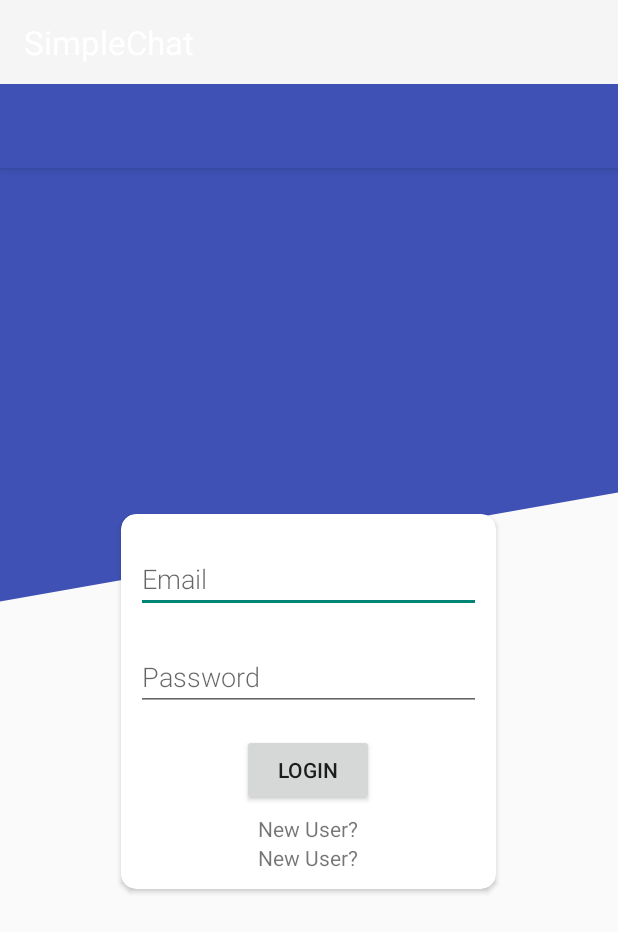
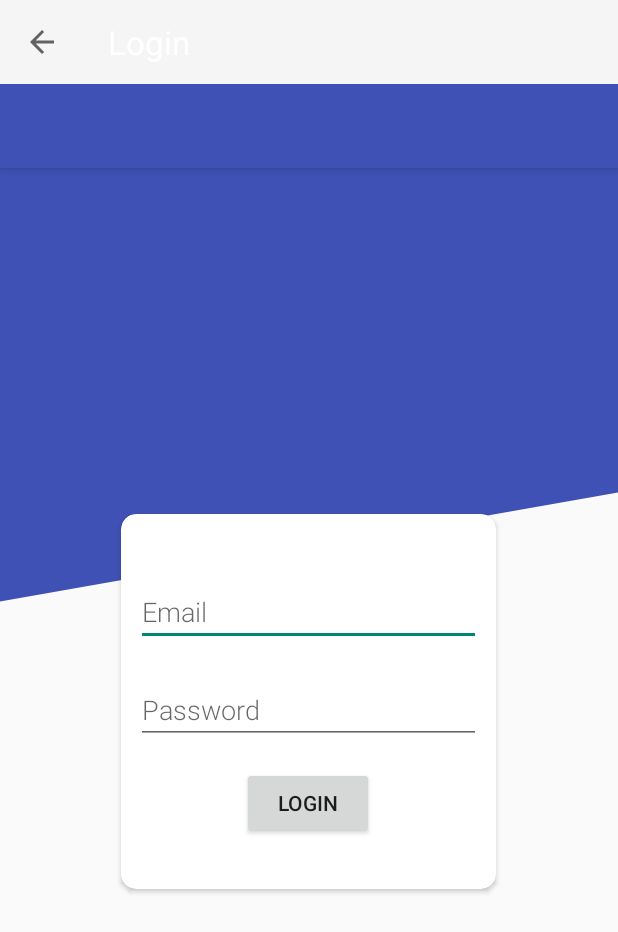
Before and after one commit to AlvinaC/SimpleChat, an Android app: the screen it shows after launch (LoginActivity), on a phone screen of 412 x 824 dp. Shown: the top 932 px of the screen. Run offline under Robolectric (Android 15) with nearby library versions, the phone set to English and light mode, and no system bars; our stand-ins replace Dagger/Hilt's generated code, Firebase (no records; nobody signed in at launch, a user with empty details on screens opened directly), RxJava, data binding; 2 statements that could not run were skipped.

Commit message:
Work in progress

```diff
--- a/app/src/main/java/com/android/simplechat/di/component/AppComponent.java
+++ b/app/src/main/java/com/android/simplechat/di/component/AppComponent.java
@@ -27,10 +27,11 @@ import javax.inject.Singleton;
 import dagger.BindsInstance;
 import dagger.Component;
 import dagger.android.AndroidInjectionModule;
+import dagger.android.support.AndroidSupportInjectionModule;
 
 
 @Singleton
-@Component(modules = {AndroidInjectionModule.class, AppModule.class, LoginActivityModule.class})
+@Component(modules = {AndroidSupportInjectionModule.class, AppModule.class, LoginActivityModule.class})
 public interface AppComponent {
 
     @Component.Builder
--- /dev/null
+++ b/app/src/main/java/com/android/simplechat/utils/SnackbarMessage.java
@@ -0,0 +1,52 @@
+/*
+ *  Copyright 2017 Google Inc.
+ *
+ *  Licensed under the Apache License, Version 2.0 (the "License");
+ *  you may not use this file except in compliance with the License.
+ *  You may obtain a copy of the License at
+ *
+ *      http://www.apache.org/licenses/LICENSE-2.0
+ *
+ *  Unless required by applicable law or agreed to in writing, software
+ *  distributed under the License is distributed on an "AS IS" BASIS,
+ *  WITHOUT WARRANTIES OR CONDITIONS OF ANY KIND, either express or implied.
+ *  See the License for the specific language governing permissions and
+ *  limitations under the License.
+ */
+
+package com.android.simplechat.utils;
+
+import android.arch.lifecycle.LifecycleOwner;
+import android.arch.lifecycle.Observer;
+import android.support.annotation.Nullable;
+import android.support.annotation.StringRes;
+
+/**
+ * A SingleLiveEvent used for Snackbar messages. Like a {@link SingleLiveEvent} but also prevents
+ * null messages and uses a custom observer.
+ * <p>
+ * Note that only one observer is going to be notified of changes.
+ */
+public class SnackbarMessage extends SingleLiveEvent<Integer> {
+
+    public void observe(LifecycleOwner owner, final SnackbarObserver observer) {
+        super.observe(owner, new Observer<Integer>() {
+            @Override
+            public void onChanged(@Nullable Integer t) {
+                if (t == null) {
+                    return;
+                }
+                observer.onNewMessage(t);
+            }
+        });
+    }
+
+    public interface SnackbarObserver {
+        /**
+         * Called when there is a new message to be shown.
+         * @param snackbarMessageResourceId The new message, non-null.
+         */
+        void onNewMessage(@StringRes int snackbarMessageResourceId);
+    }
+
+}
--- a/app/src/main/java/com/android/simplechat/view/activites/LoginActivity.java
+++ b/app/src/main/java/com/android/simplechat/view/activites/LoginActivity.java
@@ -2,8 +2,10 @@ package com.android.simplechat.view.activites;
 
 import android.content.Context;
 import android.content.Intent;
+import android.support.v7.app.ActionBar;
 import android.support.v7.app.AppCompatActivity;
 import android.os.Bundle;
+import android.support.v7.widget.Toolbar;
 
 import com.android.simplechat.BR;
 import com.android.simplechat.R;
@@ -38,6 +40,7 @@ public class LoginActivity extends BaseActivity<ActivityLoginBinding, LoginViewM
     protected void onCreate(Bundle savedInstanceState) {
         super.onCreate(savedInstanceState);
         mActivityLoginBinding = getViewDataBinding();
+        setUpActionBar();
 
         if (savedInstanceState == null) {
             LoginFragment fragment = new LoginFragment();
@@ -45,5 +48,16 @@ public class LoginActivity extends BaseActivity<ActivityLoginBinding, LoginViewM
             getSupportFragmentManager().beginTransaction()
                     .add(R.id.fragment_container, fragment, LoginFragment.TAG).commit();
         }
+
+
+    }
+
+    private void setUpActionBar() {
+        Toolbar toolbar = findViewById(R.id.toolbar);
+        setSupportActionBar(toolbar);
+        ActionBar actionBar = getSupportActionBar();
+        actionBar.setDisplayHomeAsUpEnabled(true);
+        actionBar.setDisplayShowHomeEnabled(true);
+        actionBar.setTitle(R.string.login);
     }
 }
--- a/app/src/main/java/com/android/simplechat/view/fragments/LoginFragment.java
+++ b/app/src/main/java/com/android/simplechat/view/fragments/LoginFragment.java
@@ -5,14 +5,16 @@ import android.arch.lifecycle.ViewModelProviders;
 import android.os.Bundle;
 import android.support.annotation.NonNull;
 import android.support.annotation.Nullable;
+import android.support.annotation.StringRes;
 import android.support.v4.app.Fragment;
 import android.view.View;
-import android.widget.Toast;
+import android.widget.TextView;
 
 import com.android.simplechat.BR;
 import com.android.simplechat.R;
 import com.android.simplechat.databinding.FragmentLoginBinding;
-import com.android.simplechat.utils.AppConstants;
+import com.android.simplechat.utils.SnackbarMessage;
+import com.android.simplechat.utils.SnackbarUtils;
 import com.android.simplechat.viewmodel.LoginViewModel;
 
 import javax.inject.Inject;
@@ -51,23 +53,47 @@ public class LoginFragment extends BaseFragment<FragmentLoginBinding, LoginViewM
     }
 
     @Override
+    public void onActivityCreated(Bundle savedInstanceState) {
+        super.onActivityCreated(savedInstanceState);
+        setUpLogin();
+        setupSnackbar();
+    }
+
+    private void setUpLogin() {
+        TextView txt_register = getActivity().findViewById(R.id.txt_register);
+        txt_register.setOnClickListener(new View.OnClickListener() {
+            @Override
+            public void onClick(View v) {
+                String email = mFragmentLoginBinding.etEmail.getText().toString();
+                String password = mFragmentLoginBinding.etPassword.getText().toString();
+                if (mLoginViewModel.isEmailAndPasswordValid(email, password)) {
+                    hideKeyboard();
+                    mLoginViewModel.performLoginOrAccountCreation(email, password);
+                } else {
+                    mLoginViewModel.setSnackbarMessage(R.string.message_login_8);
+                }
+            }
+        });
+    }
+
+    @Override
     public void onViewCreated(@NonNull View view, @Nullable Bundle savedInstanceState) {
         super.onViewCreated(view, savedInstanceState);
         mFragmentLoginBinding = getViewDataBinding();
-        String email = mFragmentLoginBinding.etEmail.getText().toString();
-        String password = mFragmentLoginBinding.etPassword.getText().toString();
-        if (mLoginViewModel.isEmailAndPasswordValid(email, password)) {
-            hideKeyboard();
-            mLoginViewModel.signIn(email, password);
-        } else {
-            Toast.makeText(getBaseActivity(), "", Toast.LENGTH_SHORT).show();
-        }
+
+    }
+
+    private void setupSnackbar() {
+        mLoginViewModel.getSnackbarMessage().observe(this, new SnackbarMessage.SnackbarObserver() {
+            @Override
+            public void onNewMessage(@StringRes int snackbarMessageResourceId) {
+                SnackbarUtils.showSnackbar(getView(), getString(snackbarMessageResourceId));
+            }
+        });
     }
 
     @Override
     public AndroidInjector<Fragment> supportFragmentInjector() {
         return fragmentDispatchingAndroidInjector;
     }
-
-
 }
--- a/app/src/main/java/com/android/simplechat/viewmodel/LoginViewModel.java
+++ b/app/src/main/java/com/android/simplechat/viewmodel/LoginViewModel.java
@@ -1,31 +1,29 @@
 package com.android.simplechat.viewmodel;
 
-import android.arch.lifecycle.LiveData;
 import android.arch.lifecycle.MutableLiveData;
 import android.support.annotation.NonNull;
 import android.text.TextUtils;
 
+import com.android.simplechat.R;
+import com.android.simplechat.rx.SchedulerProvider;
 import com.android.simplechat.utils.CommonUtils;
-import com.android.simplechat.rx.SchedulerProvider;
-import com.android.simplechat.utils.SingleLiveEvent;
+import com.android.simplechat.utils.SnackbarMessage;
 import com.google.android.gms.tasks.OnCompleteListener;
 import com.google.android.gms.tasks.Task;
 import com.google.firebase.auth.AuthResult;
 import com.google.firebase.auth.FirebaseAuth;
 import com.google.firebase.auth.FirebaseUser;
+import com.google.firebase.auth.ProviderQueryResult;
+
+//http://www.zoftino.com/android-firebase-email-password-authentication
 
 public class LoginViewModel extends BaseViewModel {
-
-    private String email;
-    private String password;
 
     private MutableLiveData<Boolean> userCreated = new MutableLiveData<>();
 
     private MutableLiveData<Boolean> userSignedIn = new MutableLiveData<>();
 
-    private final SingleLiveEvent<Void> mLoginCommand = new SingleLiveEvent<>();
-
-    private final SingleLiveEvent<Void> mRegisterCommand = new SingleLiveEvent<>();
+    private final SnackbarMessage mSnackbarText = new SnackbarMessage();
 
     public LoginViewModel(SchedulerProvider schedulerProvider) {
         super(schedulerProvider);
@@ -45,34 +43,31 @@ public class LoginViewModel extends BaseViewModel {
         return true;
     }
 
-    public void onClick() {
-    }
-
     private void createAccount(String email, String password) {
         FirebaseAuth.getInstance().createUserWithEmailAndPassword(email, password)
                 .addOnCompleteListener(new OnCompleteListener<AuthResult>() {
                     @Override
                     public void onComplete(@NonNull Task<AuthResult> task) {
                         if (task.isSuccessful()) {
-                            userCreated.setValue(true);
+                            sendEmailVerification();
+                            setSnackbarMessage(R.string.message_login_1);
                         } else {
-                            userCreated.setValue(false);
+                            setSnackbarMessage(R.string.message_login_2);
                         }
                     }
                 });
     }
 
     private void sendEmailVerification() {
-
         final FirebaseUser user = FirebaseAuth.getInstance().getCurrentUser();
         user.sendEmailVerification()
                 .addOnCompleteListener(new OnCompleteListener<Void>() {
                     @Override
                     public void onComplete(@NonNull Task<Void> task) {
                         if (task.isSuccessful()) {
-
+                            setSnackbarMessage(R.string.message_login_3);
                         } else {
-
+                            setSnackbarMessage(R.string.message_login_4);
                         }
                     }
                 });
@@ -85,9 +80,44 @@ public class LoginViewModel extends BaseViewModel {
                     @Override
                     public void onComplete(@NonNull Task<AuthResult> task) {
                         if (task.isSuccessful()) {
-                            userSignedIn.setValue(true);
+                            if (checkIfEmailVerified()) {
+                                setSnackbarMessage(R.string.message_login_5);
+                            } else {
+                                setSnackbarMessage(R.string.message_login_6);
+                            }
                         } else {
-                            userSignedIn.setValue(false);
+                            setSnackbarMessage(R.string.message_login_7);
+                        }
+                    }
+                });
+    }
+
+    private boolean checkIfEmailVerified() {
+        FirebaseUser user = FirebaseAuth.getInstance().getCurrentUser();
+
+        if (user.isEmailVerified()) {
+            return true;
+        } else {
+            signOut();
+            return false;
+        }
+    }
+
+    public void performLoginOrAccountCreation(final String email, final String password) {
+        FirebaseAuth.getInstance().fetchProvidersForEmail(email).addOnCompleteListener(
+                new OnCompleteListener<ProviderQueryResult>() {
+                    @Override
+                    public void onComplete(@NonNull Task<ProviderQueryResult> task) {
+                        if (task.isSuccessful()) {
+                            ProviderQueryResult result = task.getResult();
+                            if (result != null && result.getProviders() != null
+                                    && result.getProviders().size() > 0) {
+                                signIn(email, password);
+                            } else {
+                                createAccount(email, password);
+                            }
+                        } else {
+                            setSnackbarMessage(R.string.message_login_9);
                         }
                     }
                 });
@@ -97,11 +127,12 @@ public class LoginViewModel extends BaseViewModel {
         FirebaseAuth.getInstance().signOut();
     }
 
-    public SingleLiveEvent<Void> getLoginCommand() {
-        return mLoginCommand;
+    public SnackbarMessage getSnackbarMessage() {
+        return mSnackbarText;
     }
 
-    public SingleLiveEvent<Void> getmRegisterCommand() {
-        return mRegisterCommand;
+    public void setSnackbarMessage(int message) {
+        mSnackbarText.setValue(message);
     }
+
 }
--- a/app/src/main/res/layout/fragment_login.xml
+++ b/app/src/main/res/layout/fragment_login.xml
@@ -49,23 +49,12 @@
                     android:hint="@string/hint_password" />
 
                 <Button
+                    android:id="@+id/btn_login"
                     android:layout_width="wrap_content"
                     android:layout_height="wrap_content"
                     android:layout_marginTop="5dp"
                     android:text="@string/login" />
 
-                <TextView
-                    android:layout_width="wrap_content"
-                    android:layout_height="wrap_content"
-                    android:layout_marginTop="5dp"
-                    android:text="@string/register" />
-                    android:onClick="@{(viewModel) -> viewModel.onClick()}"
-                    android:text="@string/login" />
-
-                <TextView
-                    android:layout_width="wrap_content"
-                    android:layout_height="wrap_content"
-                    android:text="@string/register" />
             </LinearLayout>
 
         </android.support.v7.widget.CardView>
--- a/app/src/main/res/values/strings.xml
+++ b/app/src/main/res/values/strings.xml
@@ -4,4 +4,16 @@
     <string name="hint_password">Password</string>
     <string name="login">Login</string>
     <string name="register">New User?</string>
+
+    <!--snackbar message-->
+    <string name="message_login_1">Account created</string>
+    <string name="message_login_2">Account creation not successful</string>
+    <string name="message_login_3">Email sent for verification</string>
+    <string name="message_login_4">Email sending failed</string>
+    <string name="message_login_5">Log in successful</string>
+    <string name="message_login_6">Please verify your email</string>
+    <string name="message_login_7">Log in not successful</string>
+    <string name="message_login_8">Enter valid credentials</string>
+    <string name="message_login_9">There is a problem, please try again later</string>
+
 </resources>
```
Also changed, not shown: app/src/main/java/com/android/simplechat/MvvmApp.java (+12 -4 lines), app/src/main/java/com/android/simplechat/utils/AppConstants.java (deleted, +0 -7 lines), app/src/main/java/com/android/simplechat/utils/SnackbarUtils.java (added, +33 -0 lines).
